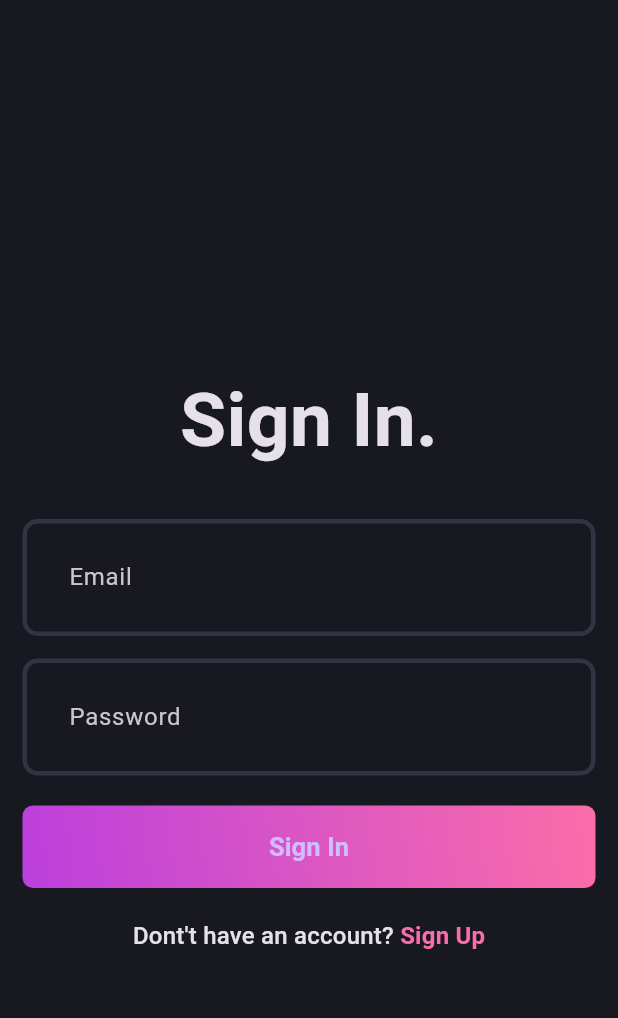
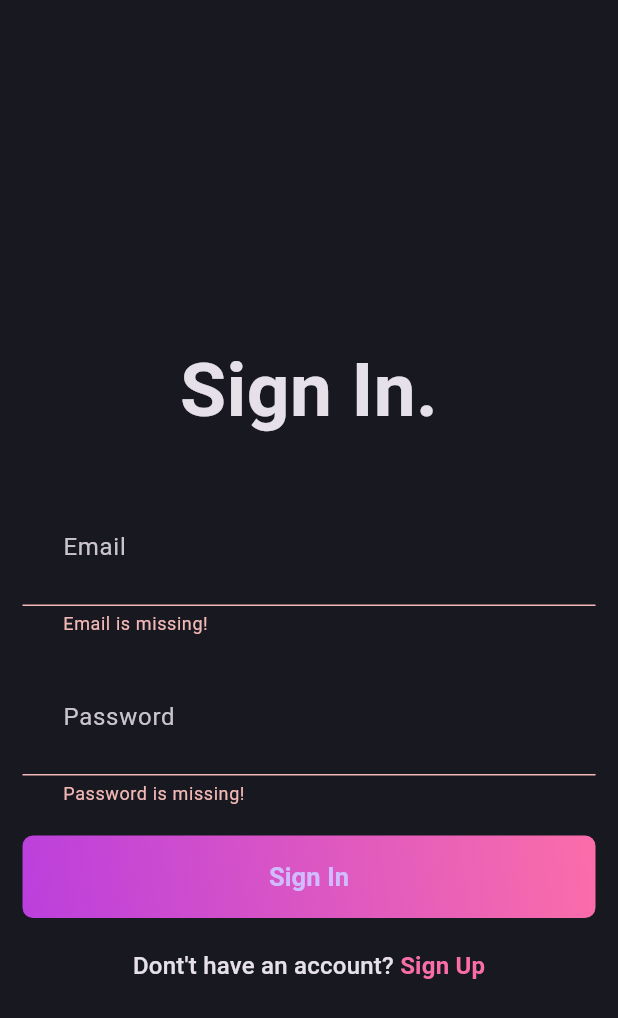
Before and after one commit to Sarakhairy/blog_app, a Flutter app: the screen it shows after launch, after a tap on "Sign In", on a phone screen of 412 x 824 dp. Shown: the top 1018 px of the screen. Run offline on Flutter 3.47's test engine with Material 3 defaults, Android fonts, the phone set to English and light mode, and no system bars; our stand-ins replace bloc, flutter_bloc, fpdart, get_it, supabase_flutter; accounts and stored records are empty.

Commit message:
check if user is already loged in or not

```diff
--- /dev/null
+++ b/lib/core/common/cubits/app_user/app_user_cubit.dart
@@ -0,0 +1,16 @@
+import 'package:bloc/bloc.dart';
+import 'package:blog_app/features/auth/domain/entities/user_entity.dart';
+import 'package:meta/meta.dart';
+
+part 'app_user_state.dart';
+
+class AppUserCubit extends Cubit<AppUserState> {
+  AppUserCubit() : super(AppUserInitial());
+  void updateUser(UserEntity? user) {
+    if (user == null) {
+      emit(AppUserInitial());
+    } else {
+      emit(AppUserLoggedIn(user: user));
+    }
+  }
+}
--- /dev/null
+++ b/lib/core/common/cubits/app_user/app_user_state.dart
@@ -0,0 +1,11 @@
+part of 'app_user_cubit.dart';
+
+@immutable
+sealed class AppUserState {}
+
+final class AppUserInitial extends AppUserState {}
+
+final class AppUserLoggedIn extends AppUserState {
+  final UserEntity user;
+  AppUserLoggedIn({required this.user});
+}
--- a/lib/core/usecase/usecase.dart
+++ b/lib/core/usecase/usecase.dart
@@ -4,3 +4,4 @@ import 'package:fpdart/fpdart.dart';
 abstract interface class Usecase<SuccessType,Params> {
   Future<Either<Failure,SuccessType>> call(Params params);
 }
+class NoParams{}
--- a/lib/core/utils/show_snackbar.dart
+++ b/lib/core/utils/show_snackbar.dart
@@ -1,5 +1,4 @@
 import 'package:flutter/material.dart';
-import 'package:flutter/widgets.dart';
 
 void showSnackBar(BuildContext context, String content) {
   ScaffoldMessenger.of(context)
--- a/lib/features/auth/data/datasources/auth_remote_data_source.dart
+++ b/lib/features/auth/data/datasources/auth_remote_data_source.dart
@@ -3,6 +3,7 @@ import 'package:blog_app/features/auth/data/models/user_model.dart';
 import 'package:supabase_flutter/supabase_flutter.dart';
 
 abstract interface class AuthRemoteDataSource {
+  Session? get currentUserSession;
   Future<UserModel> signUpWithEmailPassword({
     required String name,
     required String email,
@@ -12,6 +13,7 @@ abstract interface class AuthRemoteDataSource {
     required String email,
     required String password,
   });
+  Future<UserModel?> getCurrentUserData();
 }
 
 class AuthRemoteDataSourceImpl implements AuthRemoteDataSource {
@@ -21,8 +23,8 @@ class AuthRemoteDataSourceImpl implements AuthRemoteDataSource {
   Future<UserModel> loginWithEmailPassword({
     required String email,
     required String password,
-  }) async{
-     try {
+  }) async {
+    try {
       final response = await supabaseClient.auth.signInWithPassword(
         password: password,
         email: email,
@@ -34,7 +36,6 @@ class AuthRemoteDataSourceImpl implements AuthRemoteDataSource {
     } catch (e) {
       throw ServerException(e.toString());
     }
-
   }
 
   @override
@@ -52,7 +53,33 @@ class AuthRemoteDataSourceImpl implements AuthRemoteDataSource {
       if (response.user == null) {
         throw const ServerException('User is null');
       }
+      print(response.user!.toJson());
       return UserModel.fromJson(response.user!.toJson());
+    } catch (e) {
+      print('$e...............');
+      throw ServerException(e.toString());
+    }
+  }
+
+  @override
+  Session? get currentUserSession => supabaseClient.auth.currentSession;
+
+  @override
+  Future<UserModel?> getCurrentUserData() async {
+    try {
+      if (currentUserSession == null) return null;
+
+      final result = await supabaseClient
+          .from('profiles')
+          .select()
+          .eq('id', currentUserSession!.user.id)
+          .maybeSingle();
+
+      if (result == null) return null;
+
+      return UserModel.fromJson(
+        result as Map<String, dynamic>,
+      ).copyWith(email: currentUserSession!.user.email);
     } catch (e) {
       throw ServerException(e.toString());
     }
--- a/lib/features/auth/data/models/user_model.dart
+++ b/lib/features/auth/data/models/user_model.dart
@@ -5,4 +5,15 @@ class UserModel extends UserEntity {
   factory UserModel.fromJson(Map<String, dynamic> map) {
     return UserModel(id: map['id']??'', name: map['name']??'', email: map['email']??'');
   }
+  UserModel copyWith({
+    String? id,
+    String? name,
+    String? email,
+  }) {
+    return UserModel(
+      id: id ?? this.id,
+      name: name ?? this.name,
+      email: email ?? this.email,
+    );
+  }
 }
--- a/lib/features/auth/data/repositories/auth_repository_impl.dart
+++ b/lib/features/auth/data/repositories/auth_repository_impl.dart
@@ -22,8 +22,7 @@ class AuthRepositoryImpl implements AuthRepository {
       return right(user);
     } on AuthException catch (e) {
       return left(Failure(e.message));
-    }
-    on ServerException catch (e) {
+    } on ServerException catch (e) {
       return left(Failure(e.message));
     }
   }
@@ -41,10 +40,22 @@ class AuthRepositoryImpl implements AuthRepository {
         password: password,
       );
       return right(user);
-    }on AuthException catch (e) {
+    } on AuthException catch (e) {
+      return left(Failure(e.message));
+    } on ServerException catch (e) {
       return left(Failure(e.message));
     }
-     on ServerException catch (e) {
+  }
+
+  @override
+  Future<Either<Failure, UserEntity>> currentUser() async {
+    try {
+      final user = await authRemoteDataSource.getCurrentUserData();
+      if (user == null) {
+        return left(Failure('User not logged In'));
+      }
+      return right(user);
+    } on ServerException catch (e) {
       return left(Failure(e.message));
     }
   }
--- a/lib/features/auth/domain/repository/auth_repository.dart
+++ b/lib/features/auth/domain/repository/auth_repository.dart
@@ -12,4 +12,5 @@ abstract interface class AuthRepository {
     required String email,
     required String password,
   });
+  Future<Either<Failure, UserEntity>> currentUser();
 }
--- /dev/null
+++ b/lib/features/auth/domain/usecases/current_user.dart
@@ -0,0 +1,14 @@
+import 'package:blog_app/core/error/failures.dart';
+import 'package:blog_app/features/auth/domain/entities/user_entity.dart';
+import 'package:blog_app/core/usecase/usecase.dart';
+import 'package:blog_app/features/auth/domain/repository/auth_repository.dart';
+import 'package:fpdart/fpdart.dart';
+
+class CurrentUser implements Usecase<UserEntity, NoParams> {
+  final AuthRepository authRepository;
+
+  CurrentUser({required this.authRepository});
+  Future<Either<Failure, UserEntity>> call(NoParams params) async{
+    return await authRepository.currentUser();
+  }
+}
--- a/lib/features/auth/presentation/bloc/auth_bloc.dart
+++ b/lib/features/auth/presentation/bloc/auth_bloc.dart
@@ -1,5 +1,9 @@
 import 'package:bloc/bloc.dart';
+import 'package:blog_app/core/common/cubits/app_user/app_user_cubit.dart';
+import 'package:blog_app/core/usecase/usecase.dart';
 import 'package:blog_app/features/auth/domain/entities/user_entity.dart';
+import 'package:blog_app/features/auth/domain/usecases/current_user.dart';
+import 'package:blog_app/features/auth/domain/usecases/user_login.dart';
 import 'package:blog_app/features/auth/domain/usecases/user_sign_up.dart';
 import 'package:meta/meta.dart';
 
@@ -8,9 +12,32 @@ part 'auth_state.dart';
 
 class AuthBloc extends Bloc<AuthEvent, AuthState> {
   final UserSignUp _userSignUp;
-  AuthBloc({required UserSignUp userSignUp})
-    : _userSignUp = userSignUp,
-      super(AuthInitial()) {
+  final UserLogin _userLogin;
+  final CurrentUser _currentUser;
+  final AppUserCubit _appUserCubit;
+  AuthBloc({
+    required UserSignUp userSignUp,
+    required UserLogin userLogin,
+    required CurrentUser currentUser,
+    required AppUserCubit appUserCubit,
+  }) : _userSignUp = userSignUp,
+       _userLogin = userLogin,
+       _currentUser = currentUser,
+       _appUserCubit = appUserCubit,
+       super(AuthInitial()) {
+    on<AuthEvent>((event, emit) => emit(AuthLoading()));
+    void _emitAuthSuccess(UserEntity user, Emitter<AuthState> emit) {
+      _appUserCubit.updateUser(user);
+      emit(AuthSuccess(user: user));
+    }
+
+    on<AuthIsUserLoggedIn>((event, emit) async {
+      final res = await _currentUser(NoParams());
+      res.fold(
+        (l) => emit(AuthFailure(message: l.message)),
+        (user) => _emitAuthSuccess(user, emit),
+      );
+    });
     on<AuthSignUp>((event, emit) async {
       final res = await _userSignUp(
         UserSignUpParams(
@@ -19,7 +46,19 @@ class AuthBloc extends Bloc<AuthEvent, AuthState> {
           name: event.name,
         ),
       );
-      res.fold((l) => emit(AuthFailure(message: l.message)), (user) => emit(AuthSuccess(user: user)));
+      res.fold(
+        (l) => emit(AuthFailure(message: l.message)),
+        (user) => _emitAuthSuccess(user, emit),
+      );
+    });
+    on<AuthLogin>((event, emit) async {
+      final res = await _userLogin(
+        UserLoginParams(email: event.email, password: event.password),
+      );
+      res.fold(
+        (l) => emit(AuthFailure(message: l.message)),
+        (user) => _emitAuthSuccess(user, emit),
+      );
     });
   }
 }
--- a/lib/features/auth/presentation/bloc/auth_event.dart
+++ b/lib/features/auth/presentation/bloc/auth_event.dart
@@ -9,5 +9,13 @@ final class AuthSignUp extends AuthEvent {
   final String name;
 
   AuthSignUp({required this.email, required this.password, required this.name});
+}
+
+final class AuthLogin extends AuthEvent {
+  final String email;
+  final String password;
+
+  AuthLogin({required this.email, required this.password});
 
 }
+final class AuthIsUserLoggedIn extends AuthEvent{}
--- a/lib/features/auth/presentation/pages/login_page.dart
+++ b/lib/features/auth/presentation/pages/login_page.dart
@@ -1,8 +1,12 @@
+import 'package:blog_app/core/common/widgets/loader.dart';
 import 'package:blog_app/core/theme/app_pallete.dart';
+import 'package:blog_app/core/utils/show_snackbar.dart';
+import 'package:blog_app/features/auth/presentation/bloc/auth_bloc.dart';
 import 'package:blog_app/features/auth/presentation/pages/singup_page.dart';
 import 'package:blog_app/features/auth/presentation/widgets/auth_field.dart';
 import 'package:blog_app/features/auth/presentation/widgets/auth_gradient_button.dart';
 import 'package:flutter/material.dart';
+import 'package:flutter_bloc/flutter_bloc.dart';
 
 class LoginPage extends StatefulWidget {
   const LoginPage({super.key});
@@ -30,7 +34,12 @@ class _LoginPage extends State<LoginPage> {
       appBar: AppBar(),
       body: Padding(
         padding: const EdgeInsets.all(15.0),
-        child: Form(
+        child: BlocConsumer<AuthBloc, AuthState>(
+          builder: (context, state) {
+            if (state is AuthLoading) {
+              return const Loader();
+            }
+            return Form(
               key: formKey,
               child: Column(
                 mainAxisAlignment: MainAxisAlignment.center,
@@ -50,7 +59,14 @@ class _LoginPage extends State<LoginPage> {
                   const SizedBox(height: 20),
                   AuthGradientButton(
                     onPressed: () {
-
+                      if (formKey.currentState!.validate()) {
+                        context.read<AuthBloc>().add(
+                          AuthLogin(
+                            email: emailController.text,
+                            password: passwordController.text,
+                          ),
+                        );
+                      }
                     },
                     buttonText: "Sign In",
                   ),
@@ -84,6 +100,13 @@ class _LoginPage extends State<LoginPage> {
                   ),
                 ],
               ),
+            );
+          },
+          listener: (context, state) {
+            if (state is AuthFailure) {
+              showSnackBar(context, state.message);
+            }
+          },
         ),
       ),
     );
--- a/lib/features/auth/presentation/pages/singup_page.dart
+++ b/lib/features/auth/presentation/pages/singup_page.dart
@@ -65,6 +65,7 @@ class _SingupPageState extends State<SingupPage> {
                       AuthGradientButton(
                         onPressed: () {
                           if (formKey.currentState!.validate()) {
+                            print('Signup pressed');
                             context.read<AuthBloc>().add(
                               AuthSignUp(
                                 email: emailController.text.trim(),
--- a/lib/init_dependencies.dart
+++ b/lib/init_dependencies.dart
@@ -1,7 +1,10 @@
+import 'package:blog_app/core/common/cubits/app_user/app_user_cubit.dart';
 import 'package:blog_app/core/secrets/app_secrets.dart';
 import 'package:blog_app/features/auth/data/datasources/auth_remote_data_source.dart';
 import 'package:blog_app/features/auth/data/repositories/auth_repository_impl.dart';
 import 'package:blog_app/features/auth/domain/repository/auth_repository.dart';
+import 'package:blog_app/features/auth/domain/usecases/current_user.dart';
+import 'package:blog_app/features/auth/domain/usecases/user_login.dart';
 import 'package:blog_app/features/auth/domain/usecases/user_sign_up.dart';
 import 'package:blog_app/features/auth/presentation/bloc/auth_bloc.dart';
 import 'package:get_it/get_it.dart';
@@ -15,6 +18,7 @@ Future<void> initDependencies() async {
     anonKey: AppSecrets.supabaseAnnonKey,
   );
   serviceLocator.registerLazySingleton(() => supabase.client);
+  serviceLocator.registerLazySingleton(()=> AppUserCubit());
 }
 
 void _initAuth() {
@@ -27,7 +31,9 @@ void _initAuth() {
   serviceLocator.registerFactory(
     () => UserSignUp(authRepository: serviceLocator()),
   );
+  serviceLocator.registerFactory(()=> UserLogin(authRepository: serviceLocator()));
+  serviceLocator.registerFactory(()=> CurrentUser(authRepository: serviceLocator()));
   serviceLocator.registerLazySingleton(
-    () => AuthBloc(userSignUp: serviceLocator()),
+    () => AuthBloc(userSignUp: serviceLocator(),userLogin: serviceLocator(),currentUser: serviceLocator(),appUserCubit: serviceLocator()),
   );
 }
--- a/lib/main.dart
+++ b/lib/main.dart
@@ -1,3 +1,4 @@
+import 'package:blog_app/core/common/cubits/app_user/app_user_cubit.dart';
 import 'package:blog_app/core/secrets/app_secrets.dart';
 import 'package:blog_app/core/theme/theme.dart';
 import 'package:blog_app/features/auth/presentation/bloc/auth_bloc.dart';
@@ -17,26 +18,49 @@ void main() async {
   runApp(
     MultiBlocProvider(
       providers: [
-        BlocProvider(
-          create: (context) => serviceLocator<AuthBloc>(),
-        ),
+        BlocProvider(create: (context) => serviceLocator<AppUserCubit>()),
+        BlocProvider(create: (context) => serviceLocator<AuthBloc>()),
       ],
       child: const MyApp(),
     ),
   );
 }
 
-class MyApp extends StatelessWidget {
+class MyApp extends StatefulWidget {
   const MyApp({super.key});
 
+  @override
+  State<MyApp> createState() => _MyAppState();
+}
+
+class _MyAppState extends State<MyApp> {
   // This widget is the root of your application.
+  @override
+  void initState() {
+    context.read<AuthBloc>().add(AuthIsUserLoggedIn());
+    super.initState();
+  }
+
   @override
   Widget build(BuildContext context) {
     return MaterialApp(
       debugShowCheckedModeBanner: false,
       title: 'Blog App',
       theme: AppTheme.darkThemeMode,
-      home: LoginPage(),
+      home: BlocSelector<AppUserCubit, AppUserState, bool>(
+        selector: (state) {
+          return state is AppUserLoggedIn;
+        },
+        builder: (context, isLoggedIn) {
+          if (isLoggedIn) {
+            return const Scaffold(
+              body: Center(child: Text('User is logged in!')),
+            );
+          } else {
+            return const LoginPage();
+          }
+        },
+      ),
     );
   }
 }
```
Lines whose indentation alone changed are shown as unchanged.
